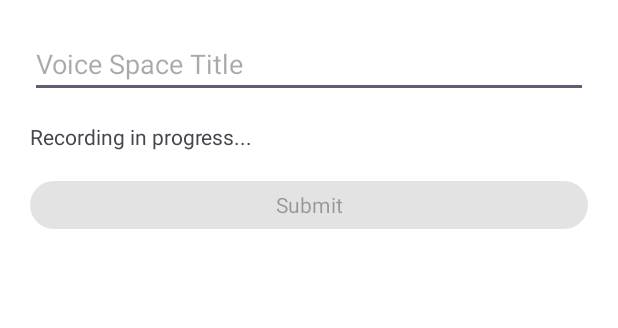
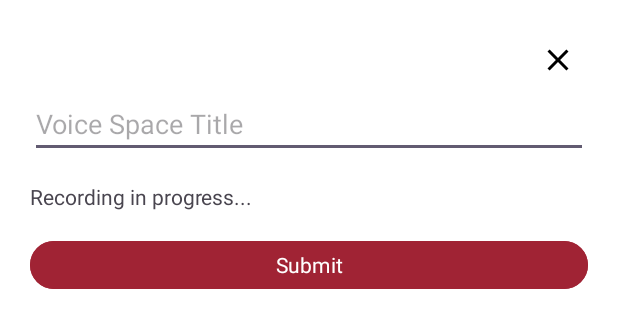
Before and after one commit to abtaaahi/Dont-Worry, an Android app: the layout personal_space_dialog.xml on its own in the app's theme, with its tools: preview values and no code run, on a phone screen of 412 x 824 dp. Shown: the top 328 px of the screen. Run offline under Robolectric (Android 15) with nearby library versions, the phone set to English and light mode, and no system bars; Roboto replaces fonts that are not available here.

Commit message:
PersonalSpaceActivity-Updated-0.6

```diff
--- /dev/null
+++ b/app/src/main/res/drawable/close.xml
@@ -0,0 +1,6 @@
+<vector xmlns:android="http://schemas.android.com/apk/res/android" android:height="24dp"
+    android:tint="@color/textColor" android:viewportHeight="24" android:viewportWidth="24" android:width="24dp">
+
+    <path android:fillColor="@android:color/white" android:pathData="M19,6.41L17.59,5 12,10.59 6.41,5 5,6.41 10.59,12 5,17.59 6.41,19 12,13.41 17.59,19 19,17.59 13.41,12z"/>
+
+</vector>
--- a/app/src/main/res/drawable/stop.xml
+++ /dev/null
@@ -1,5 +0,0 @@
-<vector xmlns:android="http://schemas.android.com/apk/res/android" android:height="24dp" android:tint="@color/textColor" android:viewportHeight="24" android:viewportWidth="24" android:width="24dp">
-
-    <path android:fillColor="@android:color/white" android:pathData="M6,6h12v12H6z"/>
-
-</vector>
--- a/app/src/main/res/layout/personal_space_dialog.xml
+++ b/app/src/main/res/layout/personal_space_dialog.xml
@@ -3,6 +3,20 @@
     android:layout_width="match_parent"
     android:layout_height="wrap_content"
     android:padding="20dp">
+
+    <RelativeLayout
+        android:layout_width="match_parent"
+        android:layout_height="wrap_content">
+
+        <ImageButton
+            android:id="@+id/btn_close_dialog"
+            android:layout_width="40dp"
+            android:layout_height="40dp"
+            android:layout_alignParentEnd="true"
+            android:background="?attr/selectableItemBackgroundBorderless"
+            android:src="@drawable/close" />
+
+    </RelativeLayout>
 
     <EditText
         android:id="@+id/et_text"
@@ -10,19 +24,20 @@
         android:layout_height="wrap_content"
         android:hint="@string/voice_space_title"
         android:inputType="text"
-        android:layout_marginBottom="16dp"/>
+        android:layout_marginBottom="16dp" />
 
     <TextView
         android:id="@+id/tv_recording_status"
         android:layout_width="wrap_content"
         android:layout_height="wrap_content"
-        android:text="Recording in progress..."
-        android:layout_marginBottom="16dp"/>
+        android:text="@string/recording_in_progress"
+        android:layout_marginBottom="16dp" />
 
     <Button
         android:id="@+id/btn_submit"
         android:layout_width="match_parent"
         android:layout_height="40dp"
-        android:text="Submit"
-        android:enabled="false" />
+        android:backgroundTint="@color/color_one"
+        android:textColor="@color/white"
+        android:text="@string/submit" />
 </LinearLayout>
--- a/app/src/main/res/values/strings.xml
+++ b/app/src/main/res/values/strings.xml
@@ -15,6 +15,8 @@
     <string name="hello_blank_fragment">Hello blank fragment</string>
     <string name="voice_space_title">Voice Space Title</string>
     <string name="voice_message">Voice Message</string>
+    <string name="recording_in_progress">Recording in progress...</string>
+    <string name="submit">Submit</string>
 
 
 </resources>
```
Also changed, not shown: app/src/main/java/com/abtahiapp/dontworry/activity/PersonalSpaceActivity.kt (+14 -2 lines), app/src/main/java/com/abtahiapp/dontworry/adapter/PersonalSpaceAdapter.kt (+29 -38 lines), app/src/main/res/layout/personal_space_item.xml (+31 -32 lines).
